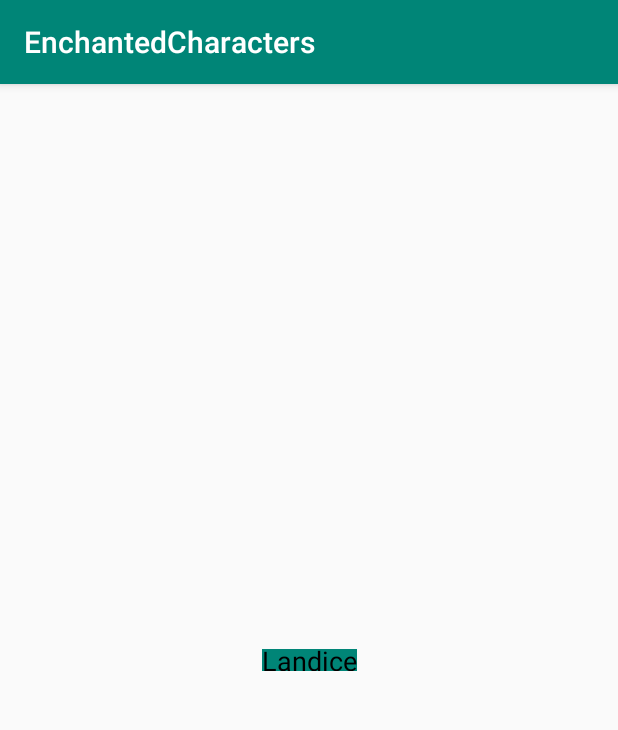
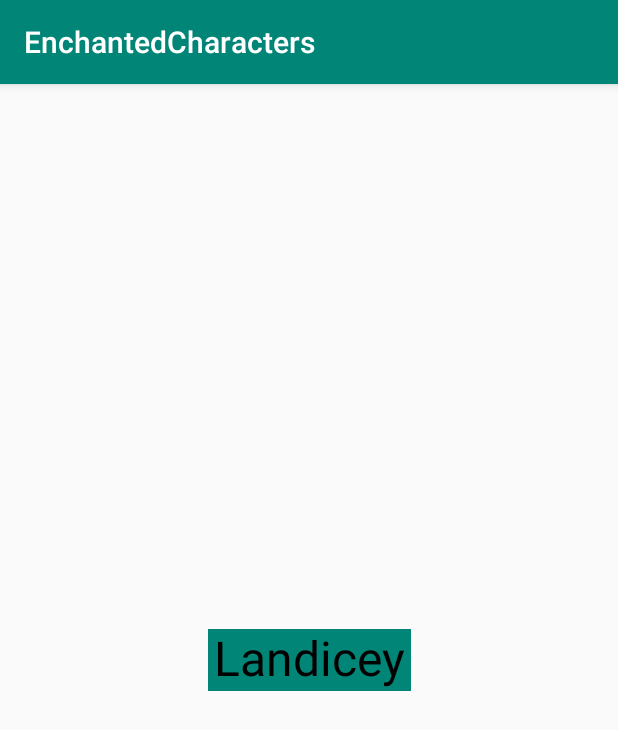
Before and after one commit to landicefu/EnchantedCharactersView, an Android app: the screen it shows after launch (MainActivity), on a phone screen of 412 x 824 dp. Shown: the top 730 px of the screen. Run offline under Robolectric (Android 15) with nearby library versions, the phone set to English and light mode, and no system bars.

Commit message:
Try to draw characters one by one

```diff
--- a/EnchantedCharactersView/src/main/java/tw/lifehackers/widget/EnchantedCharactersView.kt
+++ b/EnchantedCharactersView/src/main/java/tw/lifehackers/widget/EnchantedCharactersView.kt
@@ -11,7 +11,6 @@ import tw.lifehackers.widget.enchantedcharacters.R
 class EnchantedCharactersView : View {
 
     companion object {
-        private val TAG = EnchantedCharactersView::class.java.simpleName
         private val defaultTextColor = Color.parseColor("#FF000000")
         private const val duration: Int = 1
         private const val steps: Int = 30
@@ -73,7 +72,13 @@ class EnchantedCharactersView : View {
 
     override fun onDraw(canvas: Canvas) {
         val textBounds = textPaint.getTextBounds(text)
-        canvas.drawText(text, 0f, textBounds.height().toFloat(), textPaint)
+        var offsetX = paddingLeft.toFloat()
+        val offsetY = paddingTop.toFloat() + textBounds.height()
+        text.forEach {
+            val charAsStr = it.toString()
+            canvas.drawText(charAsStr, 0, 1, offsetX, offsetY, textPaint)
+            offsetX += textPaint.measureText(charAsStr)
+        }
     }
 
     private fun updateTextPaint() {
@@ -90,12 +95,12 @@ class EnchantedCharactersView : View {
 
     override fun onMeasure(widthMeasureSpec: Int, heightMeasureSpec: Int) {
         val textBounds = textPaint.getTextBounds(text)
+        val additionalBottomPadding = textPaint.fontMetricsInt.run { bottom - baseline }
         setMeasuredDimension(
-            resolveSizeAndState(textBounds.width(), widthMeasureSpec, 0),
-            resolveSizeAndState(textBounds.height(), heightMeasureSpec, 0)
+            resolveSizeAndState(textBounds.width() + paddingLeft + paddingRight, widthMeasureSpec, 0),
+            resolveSizeAndState(textBounds.height() + paddingBottom + paddingTop + additionalBottomPadding, heightMeasureSpec, 0)
         )
     }
-
 
     private fun onTextChanged(field: CharSequence, value: CharSequence) {
         requestLayout()
--- a/app/src/main/res/layout/activity_main.xml
+++ b/app/src/main/res/layout/activity_main.xml
@@ -9,10 +9,12 @@
     <tw.lifehackers.widget.EnchantedCharactersView
             android:layout_width="wrap_content"
             android:layout_height="wrap_content"
-            android:paddingRight="20dp"
-            app:text="Landice"
+            android:paddingLeft="4dp"
+            android:paddingRight="4dp"
+            android:background="@color/colorPrimary"
+            app:text="Landicey"
             app:textColor="@android:color/black"
-            android:background="@color/colorPrimary"
+            app:textSize="32sp"
             app:layout_constraintTop_toTopOf="parent"
             app:layout_constraintBottom_toBottomOf="parent"
             app:layout_constraintLeft_toLeftOf="parent"
```
